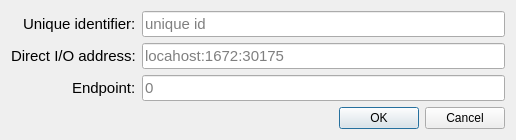
Above: ccs/node/data_service/CreateEditDataService.ui from bisegni/chaosframework before the change. Below: the same form after it.
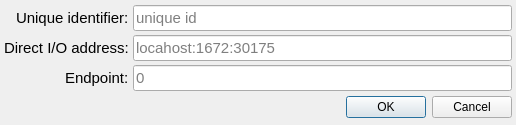
That is the form after the change.

The edit to the form file:
```diff
--- a/ccs/node/data_service/CreateEditDataService.ui
+++ b/ccs/node/data_service/CreateEditDataService.ui
@@ -20,6 +20,21 @@
    <string>Dialog</string>
   </property>
   <layout class="QVBoxLayout" name="verticalLayout">
+   <property name="spacing">
+    <number>4</number>
+   </property>
+   <property name="leftMargin">
+    <number>4</number>
+   </property>
+   <property name="topMargin">
+    <number>4</number>
+   </property>
+   <property name="rightMargin">
+    <number>4</number>
+   </property>
+   <property name="bottomMargin">
+    <number>4</number>
+   </property>
    <item>
     <layout class="QGridLayout" name="gridLayout">
      <item row="1" column="1">
```
